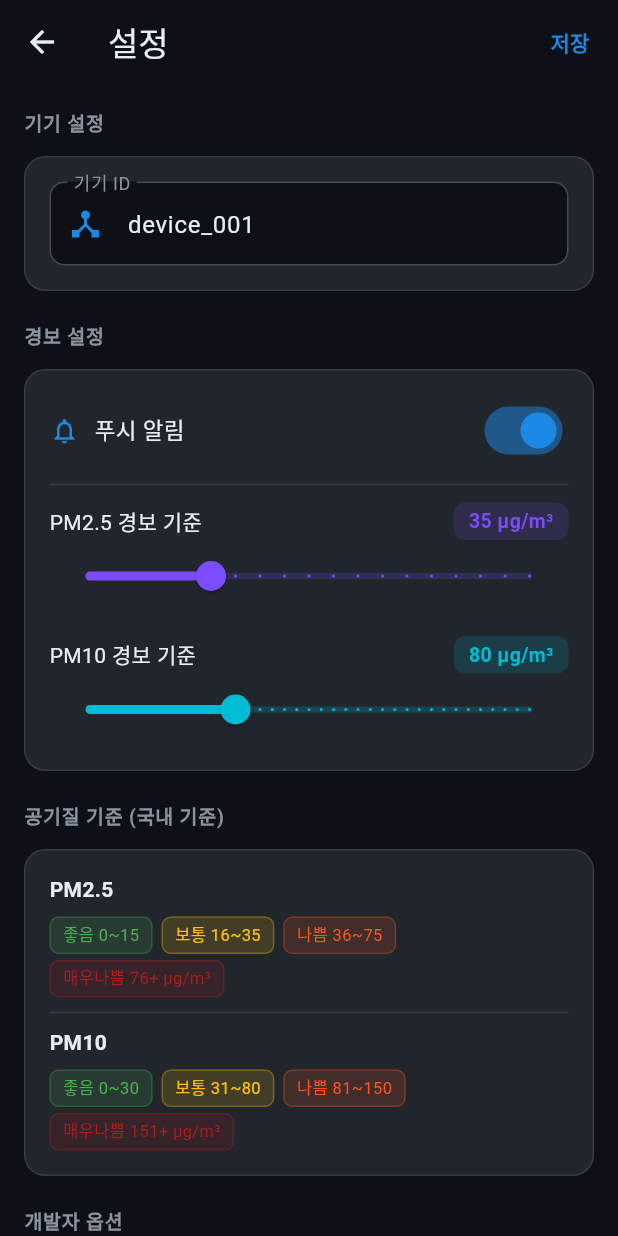
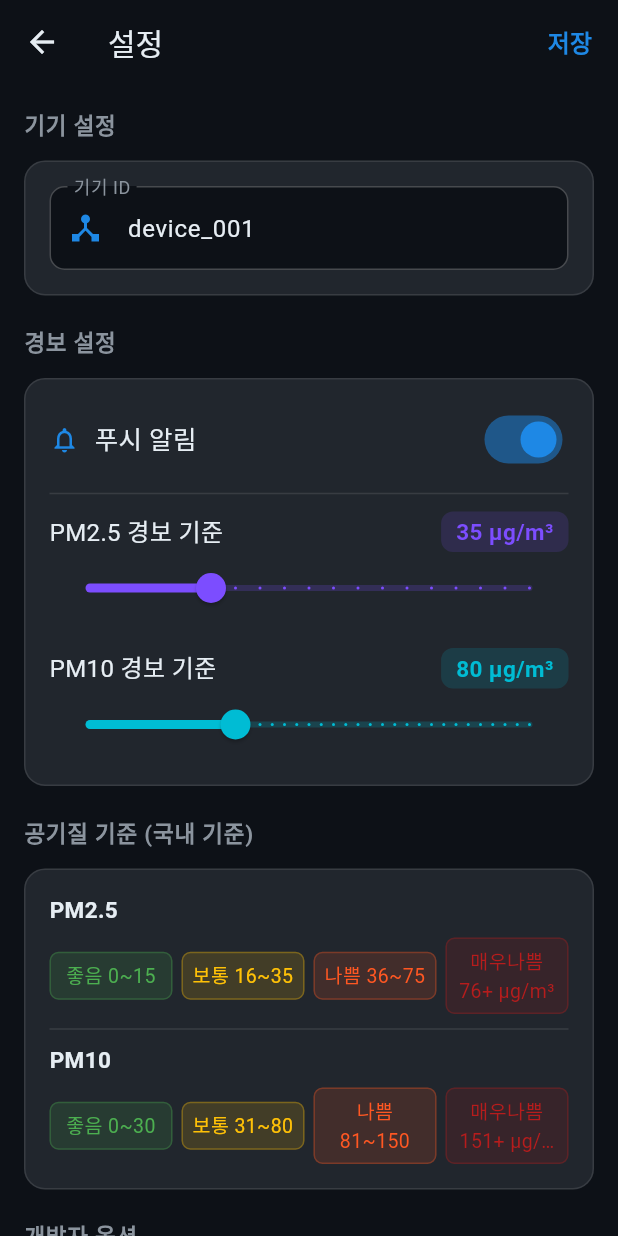
Before and after one commit to lee58012/codeair, a Flutter app: the SettingsScreen screen opened by its route, on a phone screen of 412 x 824 dp. Run offline on Flutter 3.47's test engine with Material 3 defaults, Android fonts, the phone set to English and light mode, and no system bars; our stand-ins replace cloud_firestore, firebase_core, firebase_database, fl_chart, shared_preferences; accounts and stored records are empty; Roboto replaces fonts that are missing (Pretendard).

Commit message:
style: 설정 화면 공기질 기준 1열 정렬 및 폰트 +2pt
- 매우나쁨 칩이 줄바꿈되던 문제 수정 → 4개 칩 Expanded로 1열 균등 배치
- 설정 화면 전체 폰트 크기 2pt 상향 조정

Co-Authored-By: Claude Sonnet 4.6 <noreply@anthropic.com>

```diff
--- a/codeair/lib/screens/settings_screen.dart
+++ b/codeair/lib/screens/settings_screen.dart
@@ -58,12 +58,12 @@ class _SettingsScreenState extends State<SettingsScreen> {
       backgroundColor: AppColors.background,
       appBar: AppBar(
         backgroundColor: AppColors.background,
-        title: const Text('설정', style: TextStyle(color: AppColors.textPrimary)),
+        title: const Text('설정', style: TextStyle(color: AppColors.textPrimary, fontSize: 20)),
         iconTheme: const IconThemeData(color: AppColors.textPrimary),
         actions: [
           TextButton(
             onPressed: _saveSettings,
-            child: const Text('저장', style: TextStyle(color: AppColors.primary, fontWeight: FontWeight.bold)),
+            child: const Text('저장', style: TextStyle(color: AppColors.primary, fontWeight: FontWeight.bold, fontSize: 16)),
           ),
         ],
       ),
@@ -114,7 +114,7 @@ class _SettingsScreenState extends State<SettingsScreen> {
                     children: [
                       Icon(Icons.notifications_outlined, color: AppColors.primary, size: 20),
                       SizedBox(width: 10),
-                      Text('푸시 알림', style: TextStyle(color: AppColors.textPrimary, fontSize: 15)),
+                      Text('푸시 알림', style: TextStyle(color: AppColors.textPrimary, fontSize: 17)),
                     ],
                   ),
                   Switch(
@@ -188,7 +188,7 @@ class _SettingsScreenState extends State<SettingsScreen> {
                         }
                       },
                       icon: const Icon(Icons.science_outlined, color: AppColors.accent),
-                      label: const Text('테스트 데이터 전송', style: TextStyle(color: AppColors.accent)),
+                      label: const Text('테스트 데이터 전송', style: TextStyle(color: AppColors.accent, fontSize: 16)),
                       style: OutlinedButton.styleFrom(
                         side: const BorderSide(color: AppColors.accent),
                         padding: const EdgeInsets.symmetric(vertical: 12),
@@ -206,9 +206,9 @@ class _SettingsScreenState extends State<SettingsScreen> {
           Center(
             child: Column(
               children: const [
-                Text('CodeAir v1.0.0', style: TextStyle(color: AppColors.textSecondary, fontSize: 12)),
+                Text('CodeAir v1.0.0', style: TextStyle(color: AppColors.textSecondary, fontSize: 14)),
                 SizedBox(height: 4),
-                Text('IoT 공기질 모니터링 대시보드', style: TextStyle(color: AppColors.textSecondary, fontSize: 11)),
+                Text('IoT 공기질 모니터링 대시보드', style: TextStyle(color: AppColors.textSecondary, fontSize: 13)),
               ],
             ),
           ),
@@ -235,7 +235,7 @@ class _SectionHeader extends StatelessWidget {
       title,
       style: const TextStyle(
         color: AppColors.textSecondary,
-        fontSize: 13,
+        fontSize: 15,
         fontWeight: FontWeight.w600,
         letterSpacing: 0.5,
       ),
@@ -288,7 +288,7 @@ class _ThresholdSlider extends StatelessWidget {
         Row(
           mainAxisAlignment: MainAxisAlignment.spaceBetween,
           children: [
-            Text(label, style: const TextStyle(color: AppColors.textPrimary, fontSize: 14)),
+            Text(label, style: const TextStyle(color: AppColors.textPrimary, fontSize: 16)),
             Container(
               padding: const EdgeInsets.symmetric(horizontal: 10, vertical: 3),
               decoration: BoxDecoration(
@@ -297,7 +297,7 @@ class _ThresholdSlider extends StatelessWidget {
               ),
               child: Text(
                 '${value.toStringAsFixed(0)} $unit',
-                style: TextStyle(color: color, fontWeight: FontWeight.bold, fontSize: 13),
+                style: TextStyle(color: color, fontWeight: FontWeight.bold, fontSize: 15),
               ),
             ),
           ],
@@ -338,7 +338,7 @@ class _StandardRow extends StatelessWidget {
     return Column(
       crossAxisAlignment: CrossAxisAlignment.start,
       children: [
-        Text(label, style: const TextStyle(color: AppColors.textPrimary, fontWeight: FontWeight.w600)),
+        Text(label, style: const TextStyle(color: AppColors.textPrimary, fontWeight: FontWeight.w600, fontSize: 15)),
         const SizedBox(height: 8),
         Row(
           children: [
@@ -347,23 +347,31 @@ class _StandardRow extends StatelessWidget {
             _chip('보통 $moderate', AppColors.moderate),
             const SizedBox(width: 6),
             _chip('나쁨 $bad', AppColors.bad),
+            const SizedBox(width: 6),
+            _chip('매우나쁨 $veryBad $unit', AppColors.veryBad),
           ],
         ),
-        const SizedBox(height: 4),
-        _chip('매우나쁨 $veryBad $unit', AppColors.veryBad),
       ],
     );
   }
 
   Widget _chip(String text, Color color) {
-    return Container(
-      padding: const EdgeInsets.symmetric(horizontal: 8, vertical: 3),
-      decoration: BoxDecoration(
-        color: color.withValues(alpha: 0.15),
-        borderRadius: BorderRadius.circular(6),
-        border: Border.all(color: color.withValues(alpha: 0.3)),
+    return Expanded(
+      child: Container(
+        padding: const EdgeInsets.symmetric(horizontal: 6, vertical: 5),
+        decoration: BoxDecoration(
+          color: color.withValues(alpha: 0.15),
+          borderRadius: BorderRadius.circular(6),
+          border: Border.all(color: color.withValues(alpha: 0.3)),
+        ),
+        child: Text(
+          text,
+          style: TextStyle(color: color, fontSize: 13),
+          textAlign: TextAlign.center,
+          maxLines: 2,
+          overflow: TextOverflow.ellipsis,
+        ),
       ),
-      child: Text(text, style: TextStyle(color: color, fontSize: 11)),
     );
   }
 }
```
